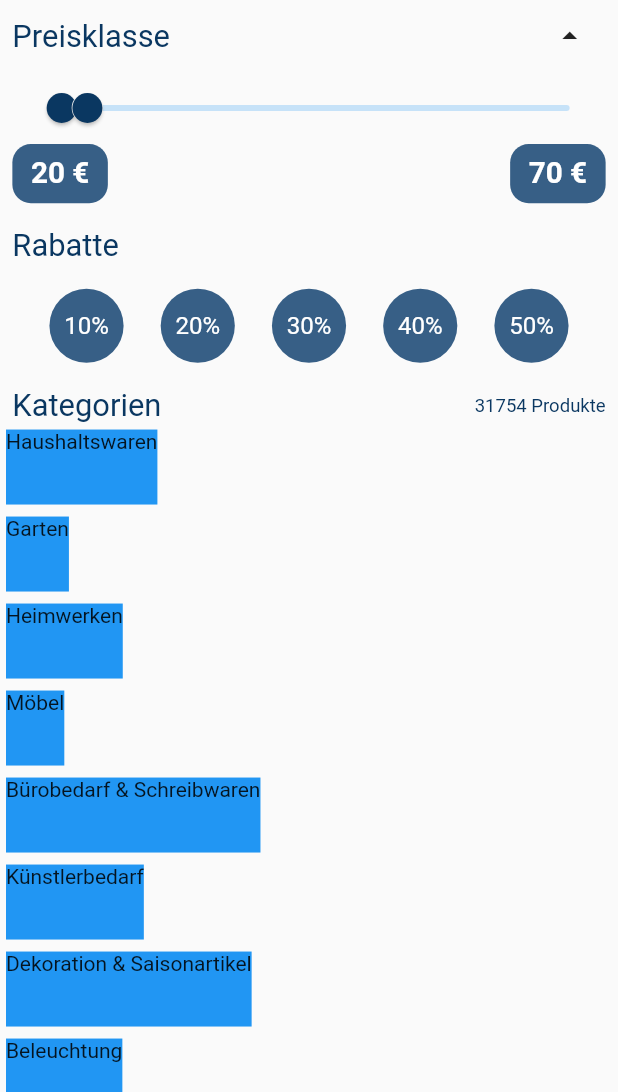
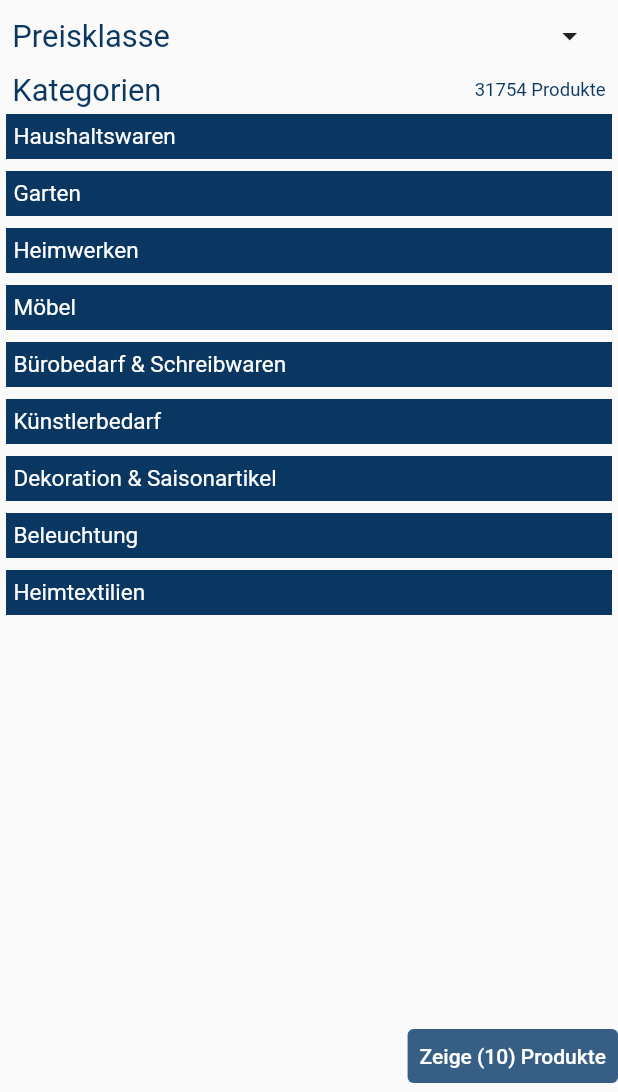
Before and after one commit to dimitarKolev99/flutter_project, a Flutter app: the BrowserPage screen opened directly, after a tap on "Haus & Garten", on a phone screen of 412 x 824 dp, the part 144-1236 px from its top. Run offline on Flutter 3.47's test engine with Material 2 defaults, Android fonts, the phone set to English and light mode, and no system bars; our stand-ins replace flutter_local_notifications, google_fonts, line_awesome_flutter, mobx, shared_preferences, timezone; accounts and stored records are empty; network calls fail.

Commit message:
Design Canges
Design Changes + functionality: Show products after pressing Button

```diff
--- a/lib/view/browser_view.dart
+++ b/lib/view/browser_view.dart
@@ -21,6 +21,7 @@ class BrowserPage extends StatefulWidget {
   late final Stream<bool> stream;
   late final StreamController updateStream;
   int _currentProductId;
+
 
 
   BrowserPage(this.stream, this.updateStream, this._currentProductId);
@@ -71,6 +72,7 @@ class BrowserPage extends StatefulWidget {
 }
 
 class _BrowserPageState extends State<BrowserPage> {
+  int currentCategory = 0;
   StreamController<bool> streamController = StreamController<bool>.broadcast();
   late List<Product> _product;
   late final List _favoriteIds = [];
--- a/lib/view/subcategory_view.dart
+++ b/lib/view/subcategory_view.dart
@@ -15,6 +15,8 @@ class SubcategoryView extends StatefulWidget {
   late final Stream<bool> stream;
   late final StreamController updateStream;
   final dynamic callback;
+  ScrollController _scrollController = ScrollController();
+
 
   SubcategoryView({
     required this.categoryId,
@@ -41,7 +43,7 @@ class _SubcategoryViewState extends State<SubcategoryView> {
   ];
 
   // boolean Variable used to hide the Price Slider and Discounts
-  bool _hide = false;
+  bool _hide = true;
 
   JsonFunctions json = JsonFunctions();
 
@@ -64,6 +66,7 @@ class _SubcategoryViewState extends State<SubcategoryView> {
           stream: widget.stream,
           updateStream: widget.updateStream,
           callback: widget.callback,
+          controller: widget._scrollController,
         ));
       }
     }
@@ -125,7 +128,7 @@ class _SubcategoryViewState extends State<SubcategoryView> {
         _mediaQueryData.padding.top + _mediaQueryData.padding.bottom;
     safeBlockHorizontal = (displayWidth - _safeAreaHorizontal) / 100;
     safeBlockVertical = (displayHeight - _safeAreaVertical) / 100;
-
+    ScrollController _scrollController = ScrollController();
     return Scaffold(
         appBar: AppBar(
             backgroundColor: ThemeChanger.navBarColor,
@@ -157,7 +160,8 @@ class _SubcategoryViewState extends State<SubcategoryView> {
               ],
             )),
         body:
-            // Everything shown in body
+            Stack(
+              children: [
                 Column(
                   mainAxisAlignment: MainAxisAlignment.start,
                   children: [
@@ -421,6 +425,7 @@ class _SubcategoryViewState extends State<SubcategoryView> {
                             future: getCats(),
                             builder: (context, snapshot) {
                               return ListView.builder(
+                                  controller: _scrollController,
                                   itemCount: subCatButtons.length,
                                   itemBuilder: (context, index) {
                                     // print("length of categories : ${subCatButtons.length}");
@@ -428,6 +433,29 @@ class _SubcategoryViewState extends State<SubcategoryView> {
                                   });
                             })),
                   ],
-        ));
+                ),
+                Align(
+                  alignment: Alignment.bottomRight,
+                  child: TextButton(onPressed: (){
+                    setState(() {
+                      // TODO: widget.callback.currentCategory should be a collection of all chosen Categories
+                      // TODO: show products of all categories
+                      print(widget.callback.currentCategory);
+                      widget.callback.updateBrowserblabla(widget.callback.currentCategory);
+                      Navigator.pop(
+                          context
+                      );
+                    });
+
+                  },
+                      style: TextButton.styleFrom(backgroundColor: ThemeChanger.lightBlue),
+                      child: Text("Zeige (10) Produkte",
+                  style: TextStyle(color: Colors.white),)),
+                )
+
+              ],
+            )
+            // Everything shown in body
+          );
   }
 }
--- a/lib/view/widget/subcat_button.dart
+++ b/lib/view/widget/subcat_button.dart
@@ -18,6 +18,7 @@ class SubcatButton extends StatefulWidget {
   late final Stream<bool> stream;
   late final StreamController updateStream;
   final dynamic callback;
+  final ScrollController controller;
 
 
   SubcatButton({
@@ -26,6 +27,7 @@ class SubcatButton extends StatefulWidget {
     required this.stream,
     required this.updateStream,
     required this.callback,
+    required this.controller,gb
     //required this.isProdCat,
   });
 
@@ -51,7 +53,8 @@ class _SubcatButtonState extends State<SubcatButton> {
               categoryId: subCategoriesIds[i],
               stream: widget.stream,
               updateStream: widget.updateStream,
-            callback: widget.callback,));
+            callback: widget.callback,
+            controller: widget.controller));
       }
     }
   }
@@ -82,8 +85,8 @@ class _SubcatButtonState extends State<SubcatButton> {
     mapToLists();
     listToButtons();
   }
-  Color subCatcolor = Colors.blue;
-  Color prodCatColor = Colors.blue;
+  Color subCatcolor = ThemeChanger.navBarColor;
+  Color prodCatColor = ThemeChanger.navBarColor;
   @override
   Widget build(BuildContext context) {
 
@@ -94,50 +97,66 @@ class _SubcatButtonState extends State<SubcatButton> {
           InkWell(
           onTap: (){
             setState(() {
+             // if(widget.controller.hasClients) {
+              //  widget.controller.animateTo(
+               //     widget.controller.position.minScrollExtent, //widget.controller.position.,
+               //     duration: Duration(microseconds: 200),
+               //     curve: Curves.easeOut);
+              //}
                 getCats();
                 // if empty chosen category = Productcategory
                 if(subCatButtons.isEmpty){
                   widget._isProdCat = true;
-                if(prodCatColor == Colors.blue){
+                  if(prodCatColor == ThemeChanger.navBarColor){
                     widget.callback.addCategory(widget.categoryName);
-                  prodCatColor = Colors.red;
+                    prodCatColor = Colors.lightBlue;
                     // function needed that leads to browser and shows results
-                  widget.callback.updateBrowserblabla(widget.categoryId);
-                  Navigator.pop(
-                    context
-                  );
+                    // TODO: Add CategoryIDs to a Collection ,
+                    // TODO: Call Json Function to updayte the resultList and Update Button Text
+                    widget.callback.currentCategory = widget.categoryId;
+
                   }
                   else{
-                  prodCatColor = Colors.blue;
+                    prodCatColor = ThemeChanger.navBarColor;
                     widget.callback.deleteCategory(widget.categoryName);
                   }
                 }
                 // Subcategories
-              else if(subCatcolor == Colors.blue){ // blue = unselected
+                else if(subCatcolor == ThemeChanger.navBarColor){ // blue = unselected
                   widget.callback.addCategory(widget.categoryName);
                   widget.show = !widget.show;
-                subCatcolor = Colors.green;
+                  subCatcolor = ThemeChanger.highlightedColor;
                 }
                 else{  // selected
                   widget.callback.deleteCategory(widget.categoryName);
                   widget.show = !widget.show;
-                subCatcolor = Colors.blue;
+                  subCatcolor = ThemeChanger.navBarColor;
                 }
             }
             );
           },
           child: Container(
+            alignment: Alignment.centerLeft,
+            padding: EdgeInsets.all(5),
             color: widget._isProdCat ? prodCatColor : subCatcolor,
-            height: 50,
+            width: MediaQuery.of(context).size.width,
+            height: 30,
             margin: EdgeInsets.all(4),
-            child: Text(widget.categoryName),
+            child: Text(widget.categoryName, style:
+              TextStyle(
+                fontSize: 15,
+                fontWeight: FontWeight.w400,
+                color: Colors.white
+              ),
+            textAlign: TextAlign.left,
+            ),
           )
         ),
 
               Visibility(
                 visible: widget.show,
                 child: Container(
-                  height: 300,
+                  height: MediaQuery.of(context).size.height,
                   margin: EdgeInsets.only(left: 5),
                   width: MediaQuery.of(context).size.width,
                   decoration: BoxDecoration(
@@ -155,9 +174,9 @@ class _SubcatButtonState extends State<SubcatButton> {
                  builder: (context, snapshot) {
     return
     ListView.builder(
+      controller: widget.controller,
       itemCount: subCatButtons.length,
       itemBuilder: (context, index) {
-   // print("length of categories : ${subCatButtons.length}");
       return subCatButtons[index];
     },
     );}
```
Lines whose indentation alone changed are shown as unchanged.
